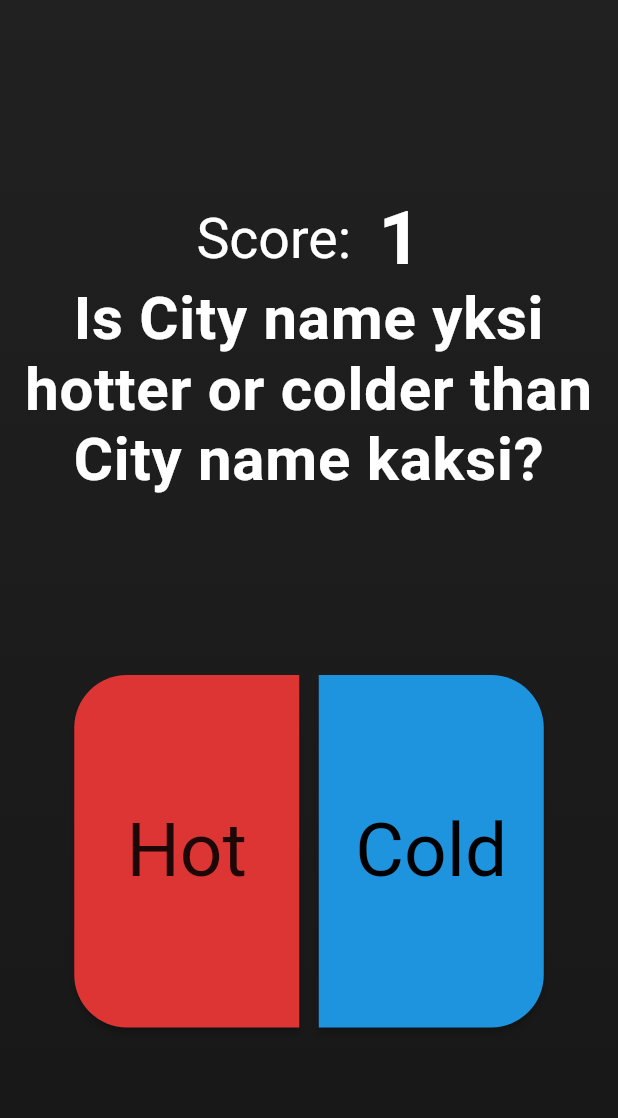
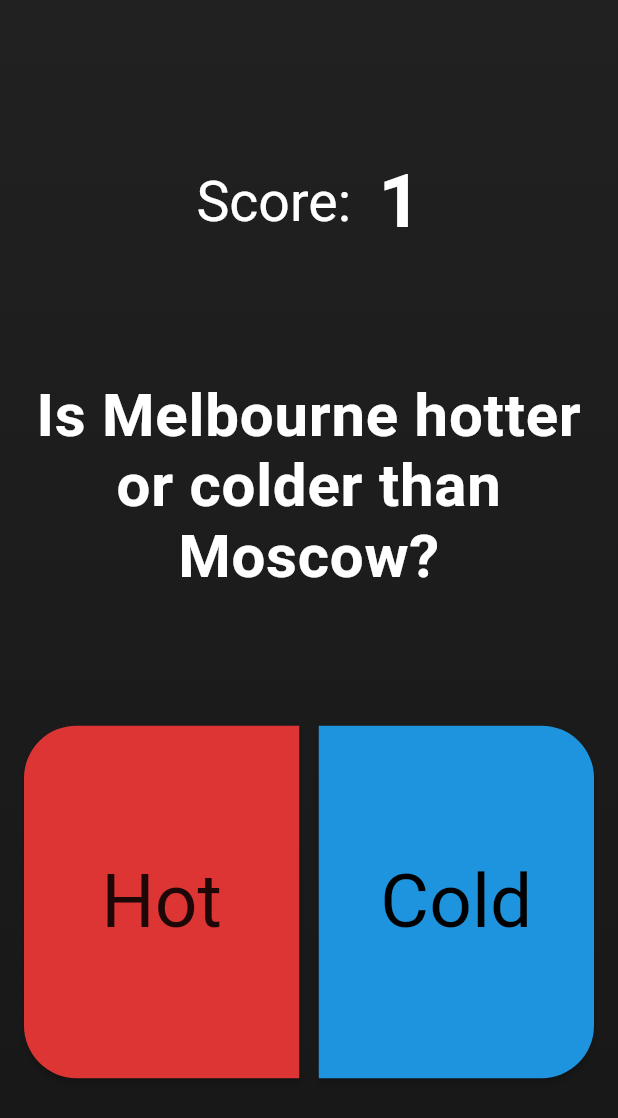
Before and after one commit to henmu/hotorcoldgame, a Flutter app: the screen it shows after launch, after a tap on "Hot", on a phone screen of 412 x 824 dp. Shown: the top 1118 px of the screen. Run offline on Flutter 3.47's test engine with Material 2 defaults, Android fonts, the phone set to English and light mode, and no system bars; Roboto replaces fonts that are missing (Roboco).

Commit message:
Citynames from list. Start moving widgets to own files

```diff
--- a/lib/main.dart
+++ b/lib/main.dart
@@ -1,12 +1,14 @@
 import 'package:flutter/material.dart';
 import 'package:flutter/services.dart';
 
+import 'question.dart';
+
 void main() {
   //Making android status bar transparent.
-  WidgetsFlutterBinding.ensureInitialized();
-  SystemChrome.setSystemUIOverlayStyle(const SystemUiOverlayStyle(
-    statusBarColor: Colors.transparent,
-  ));
+  // WidgetsFlutterBinding.ensureInitialized();
+  // SystemChrome.setSystemUIOverlayStyle(const SystemUiOverlayStyle(
+  //   statusBarColor: Colors.transparent,
+  // ));
 
   //Might help with quality of gradient background, but needs more testing.
   //Paint.enableDithering = true;
@@ -57,9 +59,33 @@ class MyHomePage extends StatefulWidget {
 }
 
 class _MyHomePageState extends State<MyHomePage> {
-  int _score = 0;
-  String _cityname1 = "City name yksi";
-  String _cityname2 = "City name kaksi";
+  var _score = 0;
+
+  List<String> _cityNames = [];
+
+  List<String> getCityNames() {
+    var cityList = [
+      'Helsinki',
+      'Stockholm',
+      'Tokyo',
+      'Singapore',
+      'Paris',
+      'Rome',
+      'Moscow',
+      'Madrid',
+      'Ottawa',
+      'Washingdon D.C',
+      'Melbourne',
+      'Luxembourg'
+    ];
+
+    cityList.shuffle();
+    return cityList.take(2).toList();
+  }
+
+  _MyHomePageState() {
+    _cityNames = getCityNames();
+  }
 
   void _result(bool answer) {
     setState(() {
@@ -68,6 +94,7 @@ class _MyHomePageState extends State<MyHomePage> {
       } else {
         _score = 0;
       }
+      _cityNames = getCityNames();
     });
   }
 
@@ -79,11 +106,14 @@ class _MyHomePageState extends State<MyHomePage> {
     */
 
     //Answer button size
-    const Size koko = Size(150, 235);
+    // const Size koko = Size(150, 235);
 
-    //Trying to make Gradient background color for whole app.
-    //return Scaffold(
+    //Fullscreen enabling
+    SystemChrome.setEnabledSystemUIMode(SystemUiMode.immersive,
+        overlays: [SystemUiOverlay.bottom]);
+
     return Container(
+      //Gradiant background color
       decoration: const BoxDecoration(
         gradient: LinearGradient(
           begin: FractionalOffset(1.0, 0.0),
@@ -118,15 +148,10 @@ class _MyHomePageState extends State<MyHomePage> {
         ),
       ),*/
         body: Container(
-          alignment: Alignment.topCenter,
-          padding: const EdgeInsets.only(
-            top: 130.0,
-            bottom: 90.0,
-            left: 10.0,
-            right: 10.0,
-          ),
+          alignment: Alignment.center,
+          padding: const EdgeInsets.all(16.0),
           child: Column(
-            mainAxisSize: MainAxisSize.min,
+            mainAxisAlignment: MainAxisAlignment.spaceEvenly,
             children: <Widget>[
               Row(
                 mainAxisAlignment: MainAxisAlignment.center,
@@ -136,7 +161,7 @@ class _MyHomePageState extends State<MyHomePage> {
                     style: TextStyle(
                       color: Colors.white,
                       fontSize: 37,
-                      fontFamily: 'Roboco',
+                      fontFamily: 'Roboto',
                     ),
                   ),
                   Text(
@@ -144,35 +169,29 @@ class _MyHomePageState extends State<MyHomePage> {
                     style: const TextStyle(
                       color: Colors.white,
                       fontWeight: FontWeight.bold,
-                      fontFamily: 'Roboco',
+                      fontFamily: 'Roboto',
                       fontSize: 50,
                     ),
                   ),
                 ],
               ),
-              Text(
-                'Is ' +
-                    _cityname1 +
-                    ' hotter or colder than ' +
-                    _cityname2 +
-                    '?',
-                textAlign: TextAlign.center,
-                style: const TextStyle(
-                  color: Colors.white,
-                  fontWeight: FontWeight.bold,
-                  fontFamily: 'Roboto',
-                  letterSpacing: 0.5,
-                  fontSize: 40,
-                ),
-              ),
-              const SizedBox(height: 120),
+              Question(cityNames: _cityNames),
+              // TopSection(
+              //   score: _score,
+              //   cityname1: _cityname1,
+              //   cityname2: _cityname2,
+              // ),
               Row(
-                //mainAxisAlignment: MainAxisAlignment.spaceEvenly,
-                mainAxisAlignment: MainAxisAlignment.center,
+                mainAxisAlignment: MainAxisAlignment.spaceEvenly,
                 children: [
-                  ElevatedButton(
+                  Expanded(
+                    child: ElevatedButton(
                       style: ElevatedButton.styleFrom(
-                      fixedSize: koko,
+                        fixedSize: const Size(double.infinity,
+                            235), // TODO: height should be % of screen?
+                        // maximumSize: const Size(double.infinity, 1235),
+                        // minimumSize: const Size(double.infinity, 235),
+                        // padding: const EdgeInsets.only(top: 80, bottom: 80),
                         primary: const Color(0xFFDD3434),
                         onPrimary: Colors.black87,
                         textStyle: const TextStyle(fontSize: 50),
@@ -190,15 +209,18 @@ class _MyHomePageState extends State<MyHomePage> {
                         textAlign: TextAlign.center,
                       ),
                     ),
-                  const SizedBox(width: 13),
-                  ElevatedButton(
+                  ),
+                  const VerticalDivider(width: 13.0),
+                  Expanded(
+                    child: ElevatedButton(
                       style: ElevatedButton.styleFrom(
-                      fixedSize: koko,
+                        fixedSize: const Size(double.infinity,
+                            235), // TODO: height should be % of screen?
                         primary: const Color(0xFF1F94DE),
                         onPrimary: Colors.black,
                         textStyle: const TextStyle(fontSize: 50),
                         shape: const RoundedRectangleBorder(
-                        //borderRadius: BorderRadius.circular(50),
+                          // borderRadius: BorderRadius.circular(50),
                           borderRadius: BorderRadius.only(
                             topRight: Radius.circular(35),
                             bottomRight: Radius.circular(35),
@@ -211,6 +233,7 @@ class _MyHomePageState extends State<MyHomePage> {
                         textAlign: TextAlign.center,
                       ),
                     ),
+                  ),
                 ],
               ),
             ],
--- /dev/null
+++ b/lib/question.dart
@@ -0,0 +1,21 @@
+import 'package:flutter/material.dart';
+
+class Question extends StatelessWidget {
+  final List<String> cityNames;
+  const Question({Key? key, required this.cityNames}) : super(key: key);
+
+  @override
+  Widget build(BuildContext context) {
+    return Text(
+      'Is ' + cityNames[0] + ' hotter or colder than ' + cityNames[1] + '?',
+      textAlign: TextAlign.center,
+      style: const TextStyle(
+        color: Colors.white,
+        fontWeight: FontWeight.bold,
+        fontFamily: 'Roboto',
+        letterSpacing: 0.5,
+        fontSize: 40,
+      ),
+    );
+  }
+}
```
Lines whose indentation alone changed are shown as unchanged.
